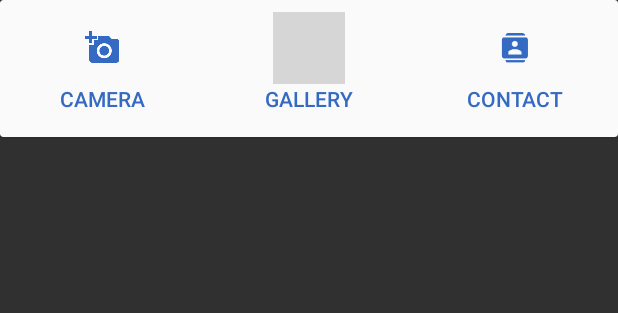
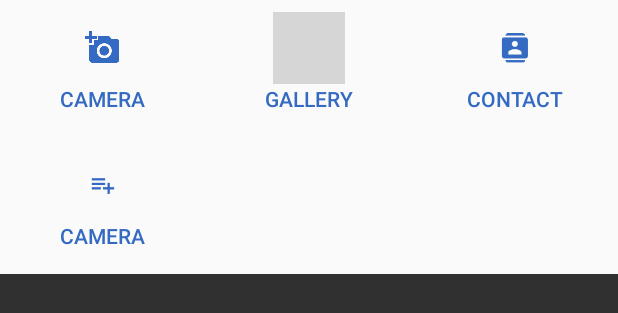
Before and after one commit to tommasoberlose/focus-lite, an Android app: the layout attach_dialog.xml on its own in the app's theme, with its tools: preview values and no code run, on a phone screen of 412 x 824 dp. Shown: the top 313 px of the screen. Run offline under Robolectric (Android 15) with nearby library versions, the phone set to English and light mode, and no system bars; grey boxes are pictures that could not be loaded.

```diff
--- a/FLite/app/src/main/AndroidManifest.xml
+++ b/FLite/app/src/main/AndroidManifest.xml
@@ -41,9 +41,8 @@
 
         <activity
             android:name=".MyDialog"
-            android:excludeFromRecents="true"
             android:icon="@mipmap/ic_launcher"
-            android:label="@string/title_activity_add_item"
+            android:label="@string/text_notes"
             android:theme="@style/MyDialog_theme">
             <intent-filter>
                 <action android:name="android.intent.action.SEND"/>
--- a/FLite/app/src/main/java/com/nego/flite/Receiver/AlarmReceiver.java
+++ b/FLite/app/src/main/java/com/nego/flite/Receiver/AlarmReceiver.java
@@ -16,7 +16,7 @@ public class AlarmReceiver extends BroadcastReceiver {
     public void onReceive(Context context, Intent intent) {
         if (intent.getAction().equals(Costants.ALARM_ACTION)) {
             try {
-                Reminder r = Utils.getReminder(context, intent.getStringExtra(Costants.EXTRA_REMINDER_ID));
+                Reminder r = Utils.getReminder(context, Integer.parseInt(intent.getStringExtra(Costants.EXTRA_REMINDER_ID)));
                 NotificationF.CancelNotification(context, "" + r.getId());
                 NotificationF.Notification(context, r);
             } catch (Exception e) {
--- a/FLite/app/src/main/res/layout/attach_dialog.xml
+++ b/FLite/app/src/main/res/layout/attach_dialog.xml
@@ -1,17 +1,12 @@
 <?xml version="1.0" encoding="utf-8"?>
-<android.support.v7.widget.CardView xmlns:android="http://schemas.android.com/apk/res/android"
+<LinearLayout xmlns:android="http://schemas.android.com/apk/res/android"
 xmlns:app="http://schemas.android.com/apk/res-auto"
     android:layout_width="match_parent"
     android:layout_height="wrap_content"
     android:background="@color/background_material_light"
     app:cardBackgroundColor="@color/background_material_light"
-    app:cardPreventCornerOverlap="true"
-    android:id="@+id/card_attach"
-    android:minWidth="300dp">
-    <LinearLayout
-        android:layout_width="match_parent"
-        android:layout_height="wrap_content"
-        android:orientation="vertical">
+    android:orientation="vertical"
+    android:id="@+id/card_container">
     <LinearLayout
         android:layout_width="match_parent"
         android:layout_height="wrap_content"
@@ -102,5 +97,96 @@
                 android:textColor="@color/primary"/>
         </LinearLayout>
     </LinearLayout>
+    <LinearLayout
+        android:layout_width="match_parent"
+        android:layout_height="wrap_content"
+        android:orientation="horizontal"
+        android:baselineAligned="false">
+        <LinearLayout
+            android:layout_width="0dp"
+            android:layout_height="wrap_content"
+            android:layout_weight="0.3"
+            android:orientation="vertical"
+            android:id="@+id/action_place"
+            android:background="?attr/selectableItemBackground"
+            android:clickable="true"
+            android:paddingBottom="16dp"
+            android:paddingRight="12dp"
+            android:paddingTop="8dp"
+            android:paddingLeft="12dp">
+            <ImageView
+                android:layout_width="48dp"
+                android:layout_height="48dp"
+                android:padding="12dp"
+                android:src="@drawable/ic_action_av_playlist_add"
+                android:layout_gravity="center_horizontal"
+                android:tint="@color/primary"/>
+            <TextView
+                android:layout_width="wrap_content"
+                android:layout_height="wrap_content"
+                android:layout_gravity="center_horizontal"
+                android:textAppearance="?android:attr/textAppearanceButton"
+                android:text="@string/text_camera"
+                android:textAllCaps="true"
+                android:textColor="@color/primary"/>
         </LinearLayout>
-</android.support.v7.widget.CardView>
+        <LinearLayout
+            android:layout_width="0dp"
+            android:layout_height="wrap_content"
+            android:layout_weight="0.3"
+            android:orientation="vertical"
+            android:id="@+id/action_5"
+            android:background="?attr/selectableItemBackground"
+            android:clickable="true"
+            android:paddingBottom="16dp"
+            android:paddingRight="12dp"
+            android:paddingTop="8dp"
+            android:paddingLeft="12dp"
+            android:visibility="invisible">
+            <ImageView
+                android:layout_width="48dp"
+                android:layout_height="48dp"
+                android:padding="8dp"
+                android:src="@drawable/ic_action_gallery"
+                android:layout_gravity="center_horizontal"
+                android:tint="@color/primary" />
+            <TextView
+                android:layout_width="wrap_content"
+                android:layout_height="wrap_content"
+                android:layout_gravity="center_horizontal"
+                android:textAppearance="?android:attr/textAppearanceButton"
+                android:text="@string/text_gallery"
+                android:textAllCaps="true"
+                android:textColor="@color/primary"/>
+        </LinearLayout>
+        <LinearLayout
+            android:layout_width="0dp"
+            android:layout_height="wrap_content"
+            android:layout_weight="0.3"
+            android:orientation="vertical"
+            android:id="@+id/action_6"
+            android:background="?attr/selectableItemBackground"
+            android:clickable="true"
+            android:paddingBottom="16dp"
+            android:paddingRight="12dp"
+            android:paddingTop="8dp"
+            android:paddingLeft="12dp"
+            android:visibility="invisible">
+            <ImageView
+                android:layout_width="48dp"
+                android:layout_height="48dp"
+                android:padding="10dp"
+                android:src="@drawable/ic_action_contacts"
+                android:layout_gravity="center_horizontal"
+                android:tint="@color/primary" />
+            <TextView
+                android:layout_width="wrap_content"
+                android:layout_height="wrap_content"
+                android:layout_gravity="center_horizontal"
+                android:textAppearance="?android:attr/textAppearanceButton"
+                android:text="@string/text_contact"
+                android:textAllCaps="true"
+                android:textColor="@color/primary"/>
+        </LinearLayout>
+    </LinearLayout>
+</LinearLayout>
--- a/FLite/app/src/main/res/values/strings.xml
+++ b/FLite/app/src/main/res/values/strings.xml
@@ -170,4 +170,5 @@
     <string name="subtitle_custom_sound">Choose custom sound for notifications</string>
     <string name="text_title">Title</string>
     <string name="action_view">View</string>
+    <string name="text_notes">Notes</string>
 </resources>
```
Also changed, not shown: FLite/app/src/main/java/com/nego/flite/MyDialog.java (+25 -21 lines), FLite/app/src/main/java/com/nego/flite/Utils.java (+4 -4 lines), 1 other file. Lines whose indentation alone changed are shown as unchanged.
